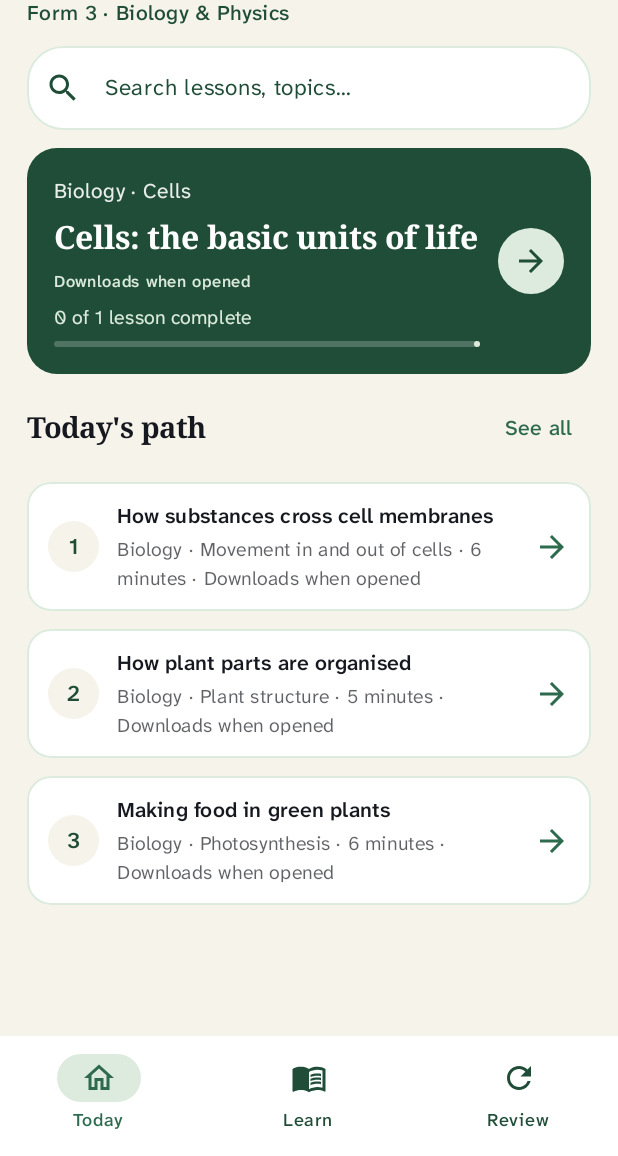
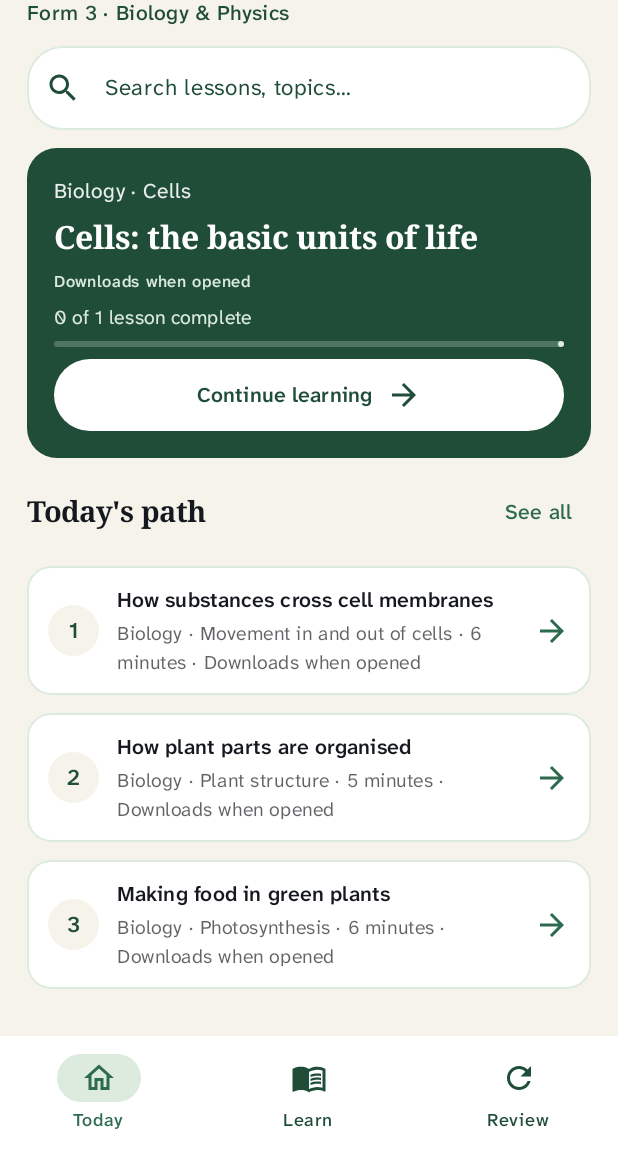
Before and after one commit to 1pagemw/noor-android, an Android app built with Jetpack Compose: the composable NoorApp shown on its own in the app's theme, on a phone screen of 412 x 824 dp, the part 80-1236 px from its top. Run offline under Robolectric (Android 15) with nearby library versions, the phone set to English and light mode, and no system bars; libraries missing offline, so code that uses them is left out: kotlin.math.roundToInt.

Commit message:
polish: add state-aware Today learning action

```diff
--- a/app/src/main/java/mw/noor/app/ui/NoorApp.kt
+++ b/app/src/main/java/mw/noor/app/ui/NoorApp.kt
@@ -143,11 +143,23 @@ internal fun responsiveGridColumnCount(
     return columns.coerceIn(1, maxColumns)
 }
 
-private data class HomeLessonTarget(
+internal data class HomeLessonTarget(
     val entry: ContentCatalogEntry,
     val topic: ContentTopic,
     val lesson: ContentLesson,
 )
+
+internal fun todayHeroButtonLabel(
+    hasSavedLesson: Boolean,
+    savedLessonCompleted: Boolean,
+    savedTopicCompleted: Boolean,
+    targetTopicDiffers: Boolean,
+): String = when {
+    !hasSavedLesson -> "Start a lesson"
+    savedTopicCompleted && targetTopicDiffers -> "Start a topic"
+    savedLessonCompleted -> "Start a lesson"
+    else -> "Continue learning"
+}
 
 @Composable
 fun NoorApp() {
@@ -547,7 +559,17 @@ private fun TodayScreen(
     }
     val continueTarget = lastOpenedTarget?.takeUnless { it.lesson.id in completedLessons }
         ?: lessonTargets.firstOrNull { it.lesson.id !in completedLessons }
-    val startTarget = continueTarget ?: lessonTargets.firstOrNull()
+    val startTarget = continueTarget
+    val allLessonsComplete = lessonTargets.isNotEmpty() && lessonTargets.all { it.lesson.id in completedLessons }
+    val previousTopicCompleted = lastOpenedTarget?.topic?.lessons
+        ?.takeIf { it.isNotEmpty() }
+        ?.all { it.id in completedLessons } == true
+    val heroButtonLabel = todayHeroButtonLabel(
+        hasSavedLesson = lastOpenedTarget != null,
+        savedLessonCompleted = lastOpenedTarget?.lesson?.id?.let { it in completedLessons } == true,
+        savedTopicCompleted = previousTopicCompleted,
+        targetTopicDiffers = lastOpenedTarget != null && startTarget?.topic?.id != lastOpenedTarget.topic.id,
+    )
     val pathTargets = startTarget?.let { anchor ->
         val subjectLessons = lessonTargets.filter { it.entry.id == anchor.entry.id }
         val startAt = subjectLessons.indexOfFirst { it.lesson.id == anchor.lesson.id }.coerceAtLeast(0)
@@ -620,6 +642,8 @@ private fun TodayScreen(
                 startTarget = startTarget,
                 completedLessons = completedLessons,
                 pathTargets = pathTargets,
+                allLessonsComplete = allLessonsComplete,
+                heroButtonLabel = heroButtonLabel,
                 onBrowse = { onSelectTab(NoorTab.LEARN.name) },
                 onOpenLesson = { target -> onContinueLesson(LastLesson(target.entry.id, target.topic.id, target.lesson.id)) },
             )
@@ -645,6 +669,8 @@ private fun TodayStudyOverview(
     startTarget: HomeLessonTarget?,
     completedLessons: Set<String>,
     pathTargets: List<HomeLessonTarget>,
+    allLessonsComplete: Boolean,
+    heroButtonLabel: String,
     onBrowse: () -> Unit,
     onOpenLesson: (HomeLessonTarget) -> Unit,
 ) {
@@ -652,7 +678,7 @@ private fun TodayStudyOverview(
         if (maxWidth >= 900.dp) {
             Row(Modifier.fillMaxWidth(), horizontalArrangement = Arrangement.spacedBy(18.dp), verticalAlignment = Alignment.Top) {
                 Box(Modifier.weight(1.1f)) {
-                    TodayHero(startTarget, completedLessons, onBrowse, onOpenLesson)
+                    TodayHero(startTarget, completedLessons, allLessonsComplete, heroButtonLabel, onBrowse, onOpenLesson)
                 }
                 Column(Modifier.weight(1f), verticalArrangement = Arrangement.spacedBy(12.dp)) {
                     TodayPathSection(pathTargets, completedLessons, onBrowse, onOpenLesson)
@@ -660,7 +686,7 @@ private fun TodayStudyOverview(
             }
         } else {
             Column(Modifier.fillMaxWidth(), verticalArrangement = Arrangement.spacedBy(12.dp)) {
-                TodayHero(startTarget, completedLessons, onBrowse, onOpenLesson)
+                TodayHero(startTarget, completedLessons, allLessonsComplete, heroButtonLabel, onBrowse, onOpenLesson)
                 TodayPathSection(pathTargets, completedLessons, onBrowse, onOpenLesson)
             }
         }
@@ -671,16 +697,21 @@ private fun TodayStudyOverview(
 private fun TodayHero(
     target: HomeLessonTarget?,
     completedLessons: Set<String>,
+    allLessonsComplete: Boolean,
+    buttonLabel: String,
     onBrowse: () -> Unit,
     onOpenLesson: (HomeLessonTarget) -> Unit,
 ) {
-    if (target == null) {
+    if (allLessonsComplete) {
+        AllLessonsCompleteCard(onBrowse)
+    } else if (target == null) {
         StartLearningCard(onBrowse)
     } else {
         ContinueLearningCard(
             target = target,
             completedLessons = target.topic.lessons.count { it.id in completedLessons },
             totalLessons = target.topic.lessons.size,
+            buttonLabel = buttonLabel,
             onClick = { onOpenLesson(target) },
         )
     }
@@ -715,18 +746,22 @@ private fun TodayPathSection(
 }
 
 @Composable
-private fun ContinueLearningCard(target: HomeLessonTarget, completedLessons: Int, totalLessons: Int, onClick: () -> Unit) {
+internal fun ContinueLearningCard(
+    target: HomeLessonTarget,
+    completedLessons: Int,
+    totalLessons: Int,
+    buttonLabel: String,
+    onClick: () -> Unit,
+) {
     Card(
-        onClick = onClick,
         colors = CardDefaults.cardColors(containerColor = NoorColors.MossDark),
         shape = RoundedCornerShape(20.dp),
     ) {
-        Row(
+        Column(
             Modifier.fillMaxWidth().padding(18.dp),
-            verticalAlignment = Alignment.CenterVertically,
-            horizontalArrangement = Arrangement.spacedBy(12.dp),
+            verticalArrangement = Arrangement.spacedBy(8.dp),
         ) {
-            Column(Modifier.weight(1f), verticalArrangement = Arrangement.spacedBy(6.dp)) {
+            Column(verticalArrangement = Arrangement.spacedBy(6.dp)) {
                 Text("${target.entry.subject} · ${target.topic.title}", style = MaterialTheme.typography.bodyMedium, color = Color.White.copy(alpha = 0.9f))
                 Text(target.lesson.title, style = MaterialTheme.typography.headlineSmall, color = Color.White, maxLines = 2)
                 Text(
@@ -746,10 +781,41 @@ private fun ContinueLearningCard(target: HomeLessonTarget, completedLessons: Int
                     trackColor = Color.White.copy(alpha = 0.22f),
                 )
             }
-            Surface(color = NoorColors.Mint, shape = CircleShape, modifier = Modifier.size(44.dp)) {
-                Box(contentAlignment = Alignment.Center) {
-                    Icon(Icons.Outlined.ArrowForward, contentDescription = "Open lesson", tint = NoorColors.MossDark)
-                }
+            Button(
+                onClick = onClick,
+                modifier = Modifier.fillMaxWidth().heightIn(min = 48.dp),
+                shape = RoundedCornerShape(24.dp),
+                colors = ButtonDefaults.buttonColors(containerColor = Color.White, contentColor = NoorColors.MossDark),
+            ) {
+                Text(buttonLabel, fontWeight = FontWeight.SemiBold)
+                Spacer(Modifier.width(8.dp))
+                Icon(Icons.Outlined.ArrowForward, contentDescription = null)
+            }
+        }
+    }
+}
+
+@Composable
+private fun AllLessonsCompleteCard(onBrowse: () -> Unit) {
+    Card(
+        colors = CardDefaults.cardColors(containerColor = NoorColors.MossDark),
+        shape = RoundedCornerShape(20.dp),
+    ) {
+        Column(
+            Modifier.fillMaxWidth().padding(18.dp),
+            verticalArrangement = Arrangement.spacedBy(12.dp),
+        ) {
+            Text("All lessons complete", style = MaterialTheme.typography.headlineSmall, color = Color.White)
+            Text("Explore another topic or revisit your saved lessons.", style = MaterialTheme.typography.bodyMedium, color = Color.White.copy(alpha = 0.9f))
+            Button(
+                onClick = onBrowse,
+                modifier = Modifier.fillMaxWidth().heightIn(min = 48.dp),
+                shape = RoundedCornerShape(24.dp),
+                colors = ButtonDefaults.buttonColors(containerColor = Color.White, contentColor = NoorColors.MossDark),
+            ) {
+                Text("Browse topics", fontWeight = FontWeight.SemiBold)
+                Spacer(Modifier.width(8.dp))
+                Icon(Icons.Outlined.ArrowForward, contentDescription = null)
             }
         }
     }
```
Also changed, not shown: 3 other files.
